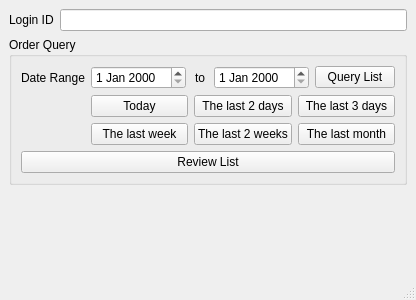
xlongfeng/alixixi, file alixixi.ui: the form before one commit.
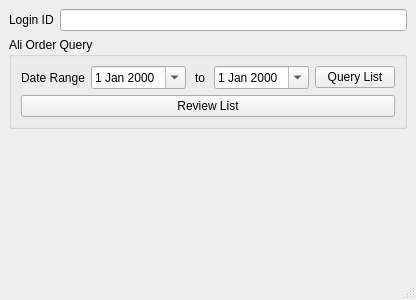
The form after the commit.

Patch:
```diff
--- a/alixixi.ui
+++ b/alixixi.ui
@@ -36,7 +36,7 @@
     <item>
      <widget class="QGroupBox" name="groupBox">
       <property name="title">
-       <string>Order Query</string>
+       <string>Ali Order Query</string>
       </property>
       <layout class="QVBoxLayout" name="verticalLayout">
        <item>
@@ -51,7 +51,11 @@
          <item row="0" column="1">
           <layout class="QHBoxLayout" name="horizontalLayout_2">
            <item>
-            <widget class="QDateEdit" name="createStartTimeDateEdit"/>
+            <widget class="QDateEdit" name="createStartTimeDateEdit">
+             <property name="calendarPopup">
+              <bool>true</bool>
+             </property>
+            </widget>
            </item>
            <item>
             <widget class="QLabel" name="label_3">
@@ -70,7 +74,11 @@
             </widget>
            </item>
            <item>
-            <widget class="QDateEdit" name="createEndTimeDateEdit"/>
+            <widget class="QDateEdit" name="createEndTimeDateEdit">
+             <property name="calendarPopup">
+              <bool>true</bool>
+             </property>
+            </widget>
            </item>
            <item>
             <widget class="QPushButton" name="orderListGetPushButton">
@@ -81,52 +89,6 @@
            </item>
           </layout>
          </item>
-         <item row="1" column="1">
-          <layout class="QGridLayout" name="gridLayout">
-           <item row="0" column="0">
-            <widget class="QPushButton" name="todayPushButton">
-             <property name="text">
-              <string>Today</string>
-             </property>
-            </widget>
-           </item>
-           <item row="0" column="1">
-            <widget class="QPushButton" name="last2DaysPushButton">
-             <property name="text">
-              <string>The last 2 days</string>
-             </property>
-            </widget>
-           </item>
-           <item row="0" column="2">
-            <widget class="QPushButton" name="last3DaysPushButton">
-             <property name="text">
-              <string>The last 3 days</string>
-             </property>
-            </widget>
-           </item>
-           <item row="1" column="0">
-            <widget class="QPushButton" name="lastWeekPushButton">
-             <property name="text">
-              <string>The last week</string>
-             </property>
-            </widget>
-           </item>
-           <item row="1" column="1">
-            <widget class="QPushButton" name="last2WeeksPushButton">
-             <property name="text">
-              <string>The last 2 weeks</string>
-             </property>
-            </widget>
-           </item>
-           <item row="1" column="2">
-            <widget class="QPushButton" name="lastMonthPushButton">
-             <property name="text">
-              <string>The last month</string>
-             </property>
-            </widget>
-           </item>
-          </layout>
-         </item>
         </layout>
        </item>
        <item>
```
